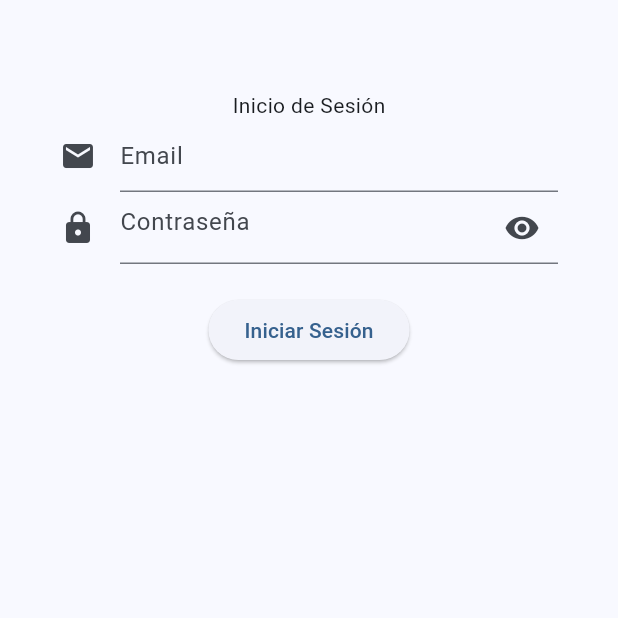
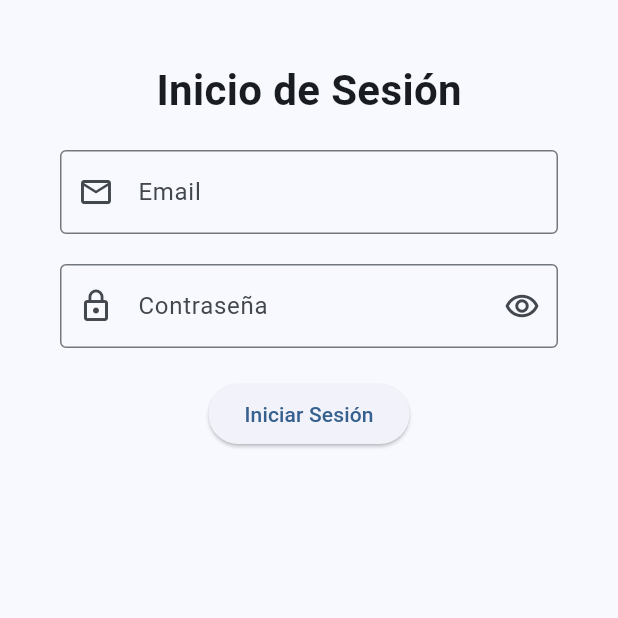
Before and after one commit to andrikesquer/minimarket, a Flutter app: the screen it shows after launch, on a phone screen of 412 x 824 dp, the top half of it. Run offline on Flutter 3.47's test engine with Material 3 defaults, Android fonts, the light colour scheme and no system bars; our stand-ins replace dio, flutter_riverpod, flutter_secure_storage, go_router, objectbox, retrofit and 1 more; generated files the repository leaves out were written again.

Commit message:
Changes on the login screen

```diff
--- a/lib/main.dart
+++ b/lib/main.dart
@@ -1,10 +1,10 @@
 import 'package:flutter/material.dart';
 import 'package:flutter/services.dart';
 import 'package:flutter_riverpod/flutter_riverpod.dart';
+import 'config/theme/app_theme.dart';
 import 'package:pos2/presentation/providers/theme/theme_provider.dart';
 import 'package:pos2/routes/routes.dart';
-import 'config/theme/app_theme.dart';
-import 'data/data_sources/product_datasource.dart';
+import 'data/data_sources/objectbox.dart';
 
 late ObjectBox objectbox;
 
--- a/lib/presentation/screens/login/widgets/login_widget.dart
+++ b/lib/presentation/screens/login/widgets/login_widget.dart
@@ -22,9 +22,7 @@ class LoginWidgetState extends State<LoginWidget> {
 
   bool _obscureTextPassword = true;
 
-  bool isLoading = false;
-
-  final loginRepo = LoginRepository();
+  final LoginRepository loginRepository = LoginRepository();
 
   @override
   void initState() {
@@ -33,6 +31,8 @@ class LoginWidgetState extends State<LoginWidget> {
 
   @override
   void dispose() {
+    loginEmailController.dispose();
+    loginPasswordController.dispose();
     focusNodeEmail.dispose();
     focusNodePassword.dispose();
     super.dispose();
@@ -40,68 +40,72 @@ class LoginWidgetState extends State<LoginWidget> {
 
   @override
   Widget build(BuildContext context) {
-    return Container(
-      padding: const EdgeInsets.only(top: 20.0),
-      child: Form(
+    return Form(
       key: _formKey,
       child: Column(
         children: <Widget>[
-            Text("Inicio de Sesión"),
+          Text(
+            "Inicio de Sesión",
+            style: TextStyle(fontSize: 28, fontWeight: FontWeight.w600),
+          ),
+          SizedBox(height: 20),
           TextFormField(
             focusNode: focusNodeEmail,
             controller: loginEmailController,
             keyboardType: TextInputType.emailAddress,
             decoration: const InputDecoration(
-                icon: Icon(Icons.email),
+              border: OutlineInputBorder(),
+              prefixIcon: Icon(Icons.email_outlined),
               hintText: 'Email',
             ),
-              validator: (value) {
+            validator: (String? value) {
               if (value == null || value.isEmpty) {
                 return 'Ingrese un email, por favor';
               }
               return null;
             },
-              onFieldSubmitted: (_) {
+            onFieldSubmitted: (String _) {
               focusNodePassword.requestFocus();
             },
           ),
+          SizedBox(height: 20),
           TextFormField(
             focusNode: focusNodePassword,
             controller: loginPasswordController,
             obscureText: _obscureTextPassword,
             keyboardType: TextInputType.emailAddress,
             decoration: InputDecoration(
-                icon: Icon(Icons.lock),
+              border: OutlineInputBorder(),
+              prefixIcon: Icon(Icons.lock_outline),
               hintText: 'Contraseña',
               suffixIcon: GestureDetector(
                 onTap: _togglePassVisibility,
                 child: Icon(
-                    _obscureTextPassword ? Icons.remove_red_eye : Icons.block,
+                  _obscureTextPassword
+                      ? Icons.remove_red_eye_outlined
+                      : Icons.block_outlined,
                 ),
               ),
             ),
-              validator: (value) {
+            validator: (String? value) {
               if (value == null || value.isEmpty) {
                 return 'Ingrese su contraseña, por favor';
               }
               return null;
             },
-              onFieldSubmitted: (_) {
+            onFieldSubmitted: (String _) {
               _toggleLogin();
             },
             textInputAction: TextInputAction.go,
           ),
-            Padding(
-              padding: EdgeInsets.all(20),
-              child: ElevatedButton(
+          SizedBox(height: 20),
+          ElevatedButton(
             onPressed: () {
               _toggleLogin();
             },
             child: const Text('Iniciar Sesión'),
           ),
-            ),
         ],
-        ),
       ),
     );
   }
@@ -113,24 +117,20 @@ class LoginWidgetState extends State<LoginWidget> {
   }
 
   void _toggleLogin() async {
-    setState(() {
-      isLoading = true;
-    });
-
     String email = loginEmailController.text.trim();
     String password = loginPasswordController.text.trim();
 
     if (_formKey.currentState!.validate()) {
-      ScaffoldMessenger.of(
-        context,
-      ).showSnackBar(SnackBar(content: const Text('Iniciando Sesión'), backgroundColor: Colors.green[600]));
+      ScaffoldMessenger.of(context).showSnackBar(
+        SnackBar(
+          content: const Text('Iniciando Sesión'),
+          backgroundColor: Colors.green[600],
+        ),
+      );
 
       try {
-        final response = await loginRepo.login(email, password);
+        final response = await loginRepository.login(email, password);
         if (response.Success) {
-          debugPrint(
-            "Login exitoso de ${response.Email}, IdSubscription: ${response.IdSubscription}",
-          );
           UserCredentials.saveCredentials(
             response.Email,
             response.IdSubscription,
@@ -140,22 +140,13 @@ class LoginWidgetState extends State<LoginWidget> {
           ScaffoldMessenger.of(context).showSnackBar(
             const SnackBar(content: Text('Credenciales incorrectas')),
           );
-          debugPrint("Credenciales incorrectas");
         }
       } catch (e) {
         debugPrint("Error: ${e.toString()}");
         ScaffoldMessenger.of(
           context,
         ).showSnackBar(SnackBar(content: Text('Error al procesar solicitud')));
-      } finally {
-        setState(() {
-          isLoading = false;
-        });
-      }
-    } else {
-      setState(() {
-        isLoading = false;
-      });
       }
     }
   }
+}
--- a/lib/presentation/screens/screens.dart
+++ b/lib/presentation/screens/screens.dart
@@ -1,7 +1,6 @@
 export 'package:pos2/presentation/screens/home/home_screen.dart';
 export 'package:pos2/presentation/screens/login/login_screen.dart';
 export 'package:pos2/presentation/screens/products/products_screen.dart';
-export 'package:pos2/presentation/screens/reports/sales_report_screen.dart';
 export 'package:pos2/presentation/screens/sales/sales_screen.dart';
 export 'package:pos2/presentation/screens/sales/sell_screen.dart';
 export 'package:pos2/presentation/screens/sales/sales_history_screen.dart';
--- a/lib/routes/routes.dart
+++ b/lib/routes/routes.dart
@@ -57,12 +57,6 @@ class Routes {
           return Home(email: state.pathParameters['email']);
         },
       ),
-      GoRoute(
-        path: '/reports',
-        builder: (BuildContext context, GoRouterState state) {
-          return const SalesReports();
-        },
-      ),
     ],
   );
 }
```
Also changed, not shown: lib/data/data_sources/objectbox.dart (renamed from lib/data/data_sources/product_datasource.dart). Lines whose indentation alone changed are shown as unchanged.
